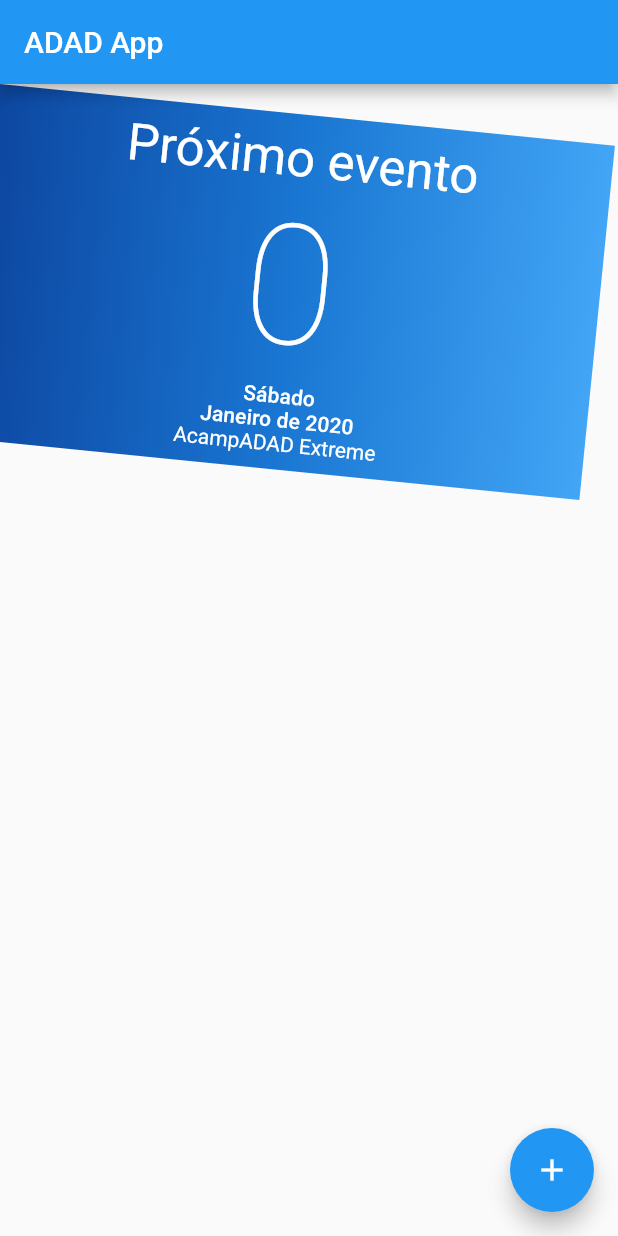
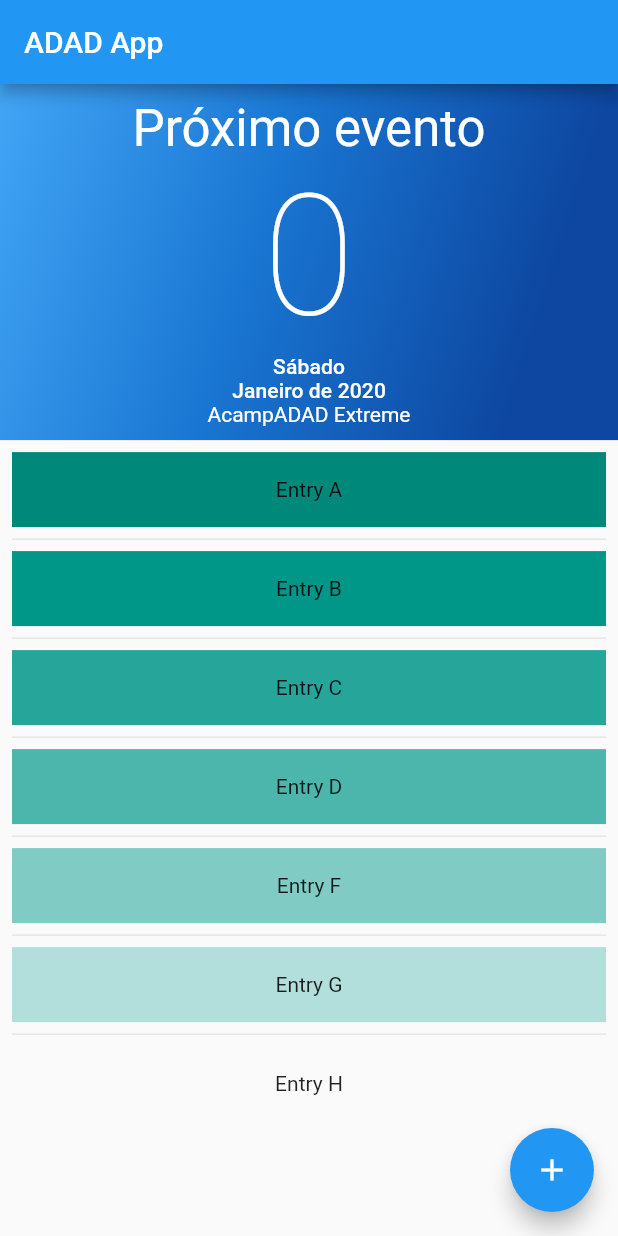
Before and after one commit to guimatech/adad_app, a Flutter app: the screen it shows after launch, on a phone screen of 412 x 824 dp. Run offline on Flutter 3.47's test engine with Material 2 defaults, Android fonts, the phone set to English and light mode, and no system bars.

Commit message:
feat: add protype listview of the app

```diff
--- a/lib/main.dart
+++ b/lib/main.dart
@@ -37,11 +37,14 @@ class _MyHomePageState extends State<MyHomePage> {
     return Container(
         decoration: const BoxDecoration(
           gradient: LinearGradient(
+            begin: Alignment.topLeft,
+            end: Alignment(0.8, 0.0),
             colors: <Color>[
+              Color(0xFF42A5F5),
+              Color(0xFF1976D2),
               Color(0xFF0D47A1),
-              Color(0xFF1976D2),
-              Color(0xFF42A5F5),
             ],
+            tileMode: TileMode.clamp,
           ),
         ),
         constraints: BoxConstraints.expand(
@@ -94,7 +97,40 @@ class _MyHomePageState extends State<MyHomePage> {
             ),
         ],
       ),
-        transform: Matrix4.rotationZ(0.1),
+      transform: Matrix4.rotationZ(0.0),
+    );
+  }
+
+  Widget buildListViewEvents() {
+
+    final List<String> entries = <String>['A', 'B', 'C', 'D', 'F', 'G', 'H'];
+    final List<int> colorCodes = <int>[600, 500, 400, 300, 200, 100, 0];
+
+    return ListView.separated(
+      padding: const EdgeInsets.all(8),
+      itemCount: entries.length,
+      itemBuilder: (BuildContext context, int index) {
+        return Container(
+          height: 50,
+          color: Colors.teal[colorCodes[index]],
+          child: Center(child: Text('Entry ${entries[index]}')),
+        );
+      },
+      separatorBuilder: (BuildContext context, int index) => const Divider(),
+    );
+  }
+
+  Widget buildBody(BuildContext context) {
+    return Container(
+      child: Column(
+        mainAxisAlignment: MainAxisAlignment.spaceEvenly,
+        children: [
+          buildNextEventContainer(context),
+          Expanded(
+            child: buildListViewEvents(),
+          ),
+        ],
+      ),
     );
   }
 
@@ -104,7 +140,7 @@ class _MyHomePageState extends State<MyHomePage> {
       appBar: AppBar(
         title: Text(widget.title),
       ),
-      body: buildNextEventContainer(context),
+      body: buildBody(context),
       floatingActionButton: FloatingActionButton(
         onPressed: _incrementCounter,
         tooltip: 'Increment',
```
Lines whose indentation alone changed are shown as unchanged.
